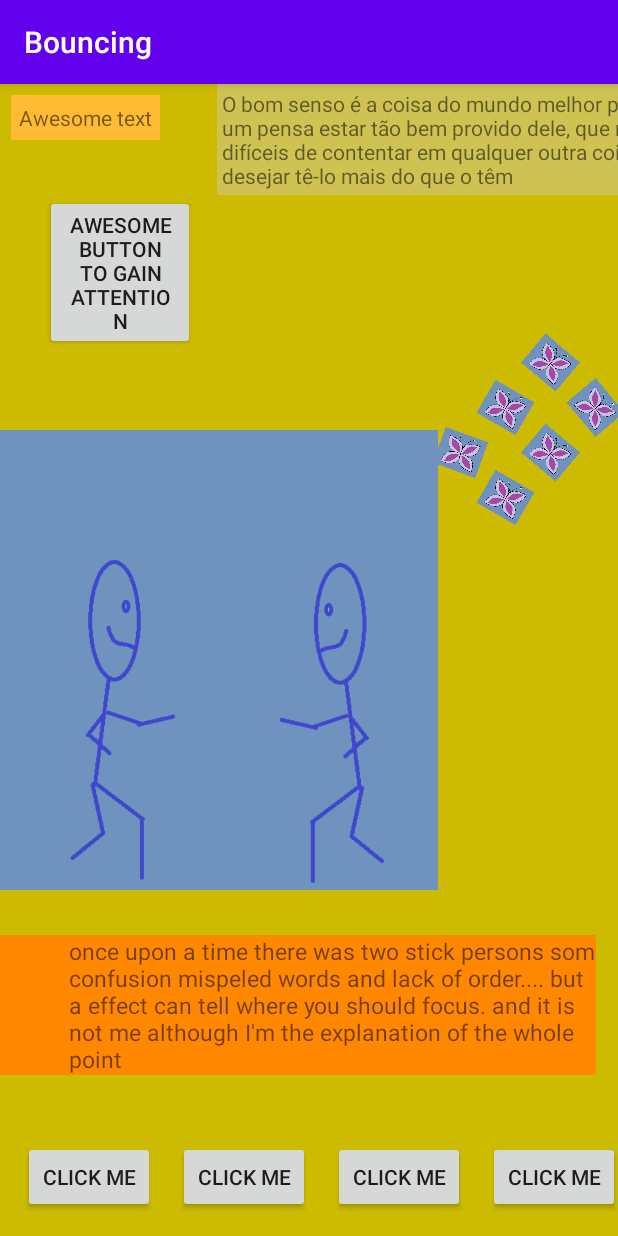
After one commit to elihimas/orchestra, an Android app: the BouncingButtonExampleActivity screen opened directly, with no data from a screen before it, on a phone screen of 412 x 824 dp. The commit adds this screen. Run offline under Robolectric (Android 15) with nearby library versions, the phone set to English and light mode, and no system bars.

Commit message:
- Implemented bounce animation (with animate and wait to bounce again) - Implemented bounce example - Created an object to describe configurations (OrchestraConfiguration.kt)  - added bounce configuration  - added general animation configuration - Organized strings.xml file

```diff
--- a/app/src/main/AndroidManifest.xml
+++ b/app/src/main/AndroidManifest.xml
@@ -9,6 +9,9 @@
         android:roundIcon="@mipmap/ic_launcher_round"
         android:supportsRtl="true"
         android:theme="@style/AppTheme">
+        <activity
+            android:name=".activities.BouncingButtonExampleActivity"
+            android:label="@string/bouncing" />
         <activity
             android:name=".activities.CenteredImageActivity"
             android:label="@string/translate" />
--- a/app/src/main/java/com/elihimas/orchestra/Actions.kt
+++ b/app/src/main/java/com/elihimas/orchestra/Actions.kt
@@ -55,9 +55,11 @@ private fun Animator.addEndListener(block: (Animator?) -> Unit?) {
     })
 }
 
-abstract class Action(var duration: Long = 2600L, var spacing: Long = 0) {
+abstract class Action(var duration: Long = OrchestraConfiguration.General.duration,
+                      var spacing: Long = OrchestraConfiguration.General.spacing) {
     open fun runAnimation(view: View, endAction: Runnable?) {
         beforeAnimation(view)
+
         addAnimation(view, view.animate().also {
             it.withEndAction(endAction)
                     .setDuration(duration)
@@ -158,6 +160,7 @@ class SlideAction(private val direction: Direction, private val reverseAnimation
                 }
                 endAction?.run()
             }
+
             this.duration = this@SlideAction.duration
         }
         animator.start()
@@ -165,7 +168,6 @@ class SlideAction(private val direction: Direction, private val reverseAnimation
 
 
     override fun addAnimation(view: View, animation: ViewPropertyAnimator) {
-
         //nothing to do
     }
 }
--- /dev/null
+++ b/app/src/main/java/com/elihimas/orchestra/OrchestraConfiguration.kt
@@ -0,0 +1,18 @@
+package com.elihimas.orchestra
+
+object OrchestraConfiguration {
+    object General {
+        var spacing = 0L
+        var duration = 2600L
+    }
+
+    object AnimateAndWaitDuration {
+        var animationDuration = 1000L
+        val waitDuration = 0L
+    }
+
+    object Bounce {
+        var startDelay = 1500L
+        var height = R.dimen.bounce_height
+    }
+}
--- a/app/src/main/java/com/elihimas/orchestra/RecyclerConfiguration.kt
+++ b/app/src/main/java/com/elihimas/orchestra/RecyclerConfiguration.kt
@@ -4,7 +4,7 @@ import androidx.recyclerview.widget.RecyclerView
 
 class RecyclerConfiguration(recyclerView: RecyclerView) {
 
-    //TODO handle slide apper
+    //TODO handle slide appear
     fun slideAppear() {
 
     }
--- a/app/src/main/java/com/elihimas/orchestra/SetupActions.kt
+++ b/app/src/main/java/com/elihimas/orchestra/SetupActions.kt
@@ -1,6 +1,14 @@
 package com.elihimas.orchestra
 
+import android.animation.ObjectAnimator
+import android.animation.ValueAnimator
 import android.view.View
+import android.view.animation.BaseInterpolator
+import android.view.animation.BounceInterpolator
+import android.view.animation.Interpolator
+import androidx.annotation.DimenRes
+import androidx.annotation.IdRes
+
 
 abstract class SetupAction {
     fun runSetup(views: Array<out View>) {
@@ -33,3 +41,54 @@ class InvisibleAction() : SetupAction() {
     }
 
 }
+
+data class WaitAnimateDuration(val animationDuration: Long = OrchestraConfiguration.AnimateAndWaitDuration.animationDuration,
+                               val waitDuration: Long = OrchestraConfiguration.AnimateAndWaitDuration.waitDuration)
+
+class BounceAction(var duration: WaitAnimateDuration = WaitAnimateDuration(),
+                   var startDelay: Long = OrchestraConfiguration.Bounce.startDelay,
+                   @DimenRes var heightResId: Int = OrchestraConfiguration.Bounce.height,
+                   var bounceHeight: Float? = null) : SetupAction() {
+
+    override fun runSetup(view: View) {
+        val bounceHeight = this.bounceHeight ?: view.context.resources.getDimension(heightResId);
+        val animator = ObjectAnimator.ofFloat(view, "translationY", 0f, bounceHeight, 0f)
+        animator.duration = duration.animationDuration + duration.waitDuration
+
+        animator.interpolator = AnimateWaitInterpolator(duration, BounceInterpolator())
+        animator.repeatCount = ValueAnimator.INFINITE
+        animator.startDelay = startDelay
+        animator.start()
+    }
+
+    class AnimateWaitInterpolator(duration: WaitAnimateDuration, private val interpolator: Interpolator) : BaseInterpolator() {
+
+        private val animationDuration: Float
+        private val multiplier: Float
+
+        init {
+            val totalDuration = duration.animationDuration + duration.waitDuration
+
+            animationDuration = duration.animationDuration.toFloat() / totalDuration
+            multiplier = 1 / animationDuration
+        }
+
+        override fun getInterpolation(input: Float): Float {
+            if (input >= animationDuration) {
+                return 0f
+            }
+
+            val interpolatorInput = input * multiplier
+            return interpolator.getInterpolation(interpolatorInput)
+        }
+
+    }
+
+}
+
+class OnClick(private val onClickListener: View.OnClickListener) : SetupAction() {
+    override fun runSetup(view: View) {
+        view.setOnClickListener(onClickListener)
+    }
+
+}
--- a/app/src/main/java/com/elihimas/orchestra/SetupContext.kt
+++ b/app/src/main/java/com/elihimas/orchestra/SetupContext.kt
@@ -35,6 +35,18 @@ class SetupReference(private vararg val views: View) {
 
     fun invisible() = add(InvisibleAction())
 
+    fun bounce() = add(BounceAction())
+    fun bounce(config: BounceAction.() -> Unit): SetupReference {
+        with(BounceAction()) {
+            add(this)
+            config.invoke(this)
+        }
+
+        return this
+    }
+
+    fun onClick(onClickListener: View.OnClickListener) = add(OnClick(onClickListener))
+
     fun runSetup() {
         actions.forEach {
             it.runSetup(views)
--- /dev/null
+++ b/app/src/main/java/com/elihimas/orchestra/activities/BouncingButtonExampleActivity.kt
@@ -0,0 +1,37 @@
+package com.elihimas.orchestra.activities
+
+import androidx.appcompat.app.AppCompatActivity
+import android.os.Bundle
+import android.widget.Toast
+import com.elihimas.orchestra.Orchestra
+import com.elihimas.orchestra.R
+import com.elihimas.orchestra.WaitAnimateDuration
+import kotlinx.android.synthetic.main.activity_boucing_button_example.*
+
+class BouncingButtonExampleActivity : AppCompatActivity() {
+
+    override fun onCreate(savedInstanceState: Bundle?) {
+        super.onCreate(savedInstanceState)
+        setContentView(R.layout.activity_boucing_button_example)
+
+        init()
+    }
+
+    private fun init() {
+        Orchestra.setup {
+            on(clickButton1)
+                    .bounce {
+                        duration = WaitAnimateDuration(1000, 1500)
+                    }
+                    .onClick {
+                        buttonClicked()
+                    }
+        }
+    }
+
+    private fun buttonClicked() {
+        Toast
+                .makeText(this@BouncingButtonExampleActivity, R.string.at_last_message, Toast.LENGTH_LONG)
+                .show()
+    }
+}
--- a/app/src/main/java/com/elihimas/orchestra/activities/adapers/ExamplesAdapter.kt
+++ b/app/src/main/java/com/elihimas/orchestra/activities/adapers/ExamplesAdapter.kt
@@ -7,7 +7,7 @@ import android.widget.TextView
 import androidx.recyclerview.widget.RecyclerView
 import com.elihimas.orchestra.R
 import com.elihimas.orchestra.model.Examples
-import com.elihimas.orchestra.model.Resources
+import com.elihimas.orchestra.model.ResourcesMapper
 import kotlinx.android.synthetic.main.option_row.view.*
 
 class ClickListener(private val recyclerView: RecyclerView, private val itemSelectedListener: ItemSelectedListener) : View.OnClickListener {
@@ -39,7 +39,7 @@ class ExamplesAdapter(recyclerView: RecyclerView, itemSelectedListener: ItemSele
     override fun onBindViewHolder(holder: ExamplesHolder, position: Int) {
         val example = Examples.values()[position]
 
-        holder.nameText.setText(Resources.fetchExampleName(example))
+        holder.nameText.setText(ResourcesMapper.mapExampleName(example))
     }
 
 }
--- a/app/src/main/java/com/elihimas/orchestra/model/Examples.kt
+++ b/app/src/main/java/com/elihimas/orchestra/model/Examples.kt
@@ -9,6 +9,8 @@ enum class Examples {
     SlideOut,
     CircularReveal,
 
+    Bouncing,
+
     ConstrainsLayout,
     CoordinatorLayout,
     Form,
--- a/app/src/main/java/com/elihimas/orchestra/model/Resources.kt
+++ b/app/src/main/java/com/elihimas/orchestra/model/ResourcesMapper.kt
@@ -2,14 +2,15 @@ package com.elihimas.orchestra.model
 
 import com.elihimas.orchestra.R
 
-object Resources {
-    fun fetchExampleName(example: Examples) = when (example) {
+object ResourcesMapper {
+    fun mapExampleName(example: Examples) = when (example) {
         Examples.FadeIn -> R.string.fade_in
         Examples.FadeOut -> R.string.fade_out
         Examples.Translate -> R.string.translate
         Examples.Scale -> R.string.scale
         Examples.Slide -> R.string.slide
         Examples.SlideOut -> R.string.slide_out
+        Examples.Bouncing -> R.string.bouncing
         Examples.CircularReveal -> R.string.circular_reveal
         Examples.ConstrainsLayout -> R.string.constrains_layout
         Examples.CoordinatorLayout -> R.string.coordinator_layout
--- a/app/src/main/java/com/elihimas/orchestra/usecases/ExampleStarter.kt
+++ b/app/src/main/java/com/elihimas/orchestra/usecases/ExampleStarter.kt
@@ -13,6 +13,7 @@ class ExampleStarter(private val context: Context) {
             Examples.Slide, Examples.SlideOut, Examples.Translate,
             Examples.CircularReveal -> null
 
+            Examples.Bouncing -> BouncingButtonExampleActivity::class.java
             Examples.CoordinatorLayout -> CoordinatorExampleActivity::class.java
             Examples.ConstrainsLayout -> ConstrainsExampleActivity::class.java
             Examples.Form -> FormExampleActivity::class.java
--- /dev/null
+++ b/app/src/main/res/layout/activity_boucing_button_example.xml
@@ -0,0 +1,183 @@
+<?xml version="1.0" encoding="utf-8"?>
+<androidx.constraintlayout.widget.ConstraintLayout xmlns:android="http://schemas.android.com/apk/res/android"
+    xmlns:app="http://schemas.android.com/apk/res-auto"
+    xmlns:tools="http://schemas.android.com/tools"
+    android:layout_width="match_parent"
+    android:layout_height="match_parent"
+    android:background="#ccbb00"
+    tools:context=".activities.BouncingButtonExampleActivity">
+
+    <androidx.constraintlayout.widget.Guideline
+        android:id="@+id/horizontal30"
+        android:layout_width="wrap_content"
+        android:layout_height="wrap_content"
+        android:orientation="horizontal"
+        app:layout_constraintGuide_percent="0.3" />
+
+    <androidx.constraintlayout.widget.Guideline
+        android:id="@+id/horizontal70"
+        android:layout_width="wrap_content"
+        android:layout_height="wrap_content"
+        android:orientation="horizontal"
+        app:layout_constraintGuide_percent="0.7" />
+
+    <androidx.constraintlayout.widget.Guideline
+        android:id="@+id/vertical70"
+        android:layout_width="wrap_content"
+        android:layout_height="wrap_content"
+        android:orientation="vertical"
+        app:layout_constraintGuide_percent="0.7" />
+
+    <TextView
+        android:layout_width="wrap_content"
+        android:layout_height="wrap_content"
+        android:layout_margin="7dp"
+        android:background="@android:color/holo_orange_light"
+        android:padding="5dp"
+        android:text="@string/awesome_text"
+        app:layout_constraintLeft_toLeftOf="parent"
+        app:layout_constraintTop_toTopOf="parent" />
+
+    <ImageView
+        android:id="@+id/butterflyImage1"
+        android:layout_width="30dp"
+        android:layout_height="30dp"
+        android:rotation="50"
+        android:src="@drawable/butterfly"
+        app:layout_constraintBottom_toTopOf="@id/horizontal30"
+        app:layout_constraintRight_toRightOf="parent" />
+
+    <ImageView
+        android:id="@+id/butterflyImage2"
+        android:layout_width="30dp"
+        android:layout_height="30dp"
+        android:rotation="40"
+        android:src="@drawable/butterfly"
+        app:layout_constraintRight_toLeftOf="@id/butterflyImage1"
+        app:layout_constraintTop_toBottomOf="@id/butterflyImage1" />
+
+    <ImageView
+        android:id="@+id/butterflyImage3"
+        android:layout_width="30dp"
+        android:layout_height="30dp"
+        android:rotation="30"
+        android:src="@drawable/butterfly"
+        app:layout_constraintRight_toLeftOf="@id/butterflyImage2"
+        app:layout_constraintTop_toBottomOf="@id/butterflyImage2" />
+
+    <ImageView
+        android:id="@+id/butterflyImage4"
+        android:layout_width="30dp"
+        android:layout_height="30dp"
+        android:rotation="20"
+        android:src="@drawable/butterfly"
+        app:layout_constraintRight_toLeftOf="@id/butterflyImage3"
+        app:layout_constraintTop_toBottomOf="@id/horizontal30" />
+
+    <ImageView
+        android:id="@+id/butterflyImage5"
+        android:layout_width="30dp"
+        android:layout_height="30dp"
+        android:rotation="30"
+        android:src="@drawable/butterfly"
+        app:layout_constraintBottom_toTopOf="@id/butterflyImage4"
+        app:layout_constraintLeft_toRightOf="@id/butterflyImage4" />
+
+    <ImageView
+        android:id="@+id/butterflyImage6"
+        android:layout_width="30dp"
+        android:layout_height="30dp"
+        android:rotation="40"
+        android:src="@drawable/butterfly"
+        app:layout_constraintBottom_toTopOf="@id/butterflyImage5"
+        app:layout_constraintLeft_toRightOf="@id/butterflyImage5" />
+
+    <TextView
+        android:id="@+id/longQuoteText"
+        android:layout_width="wrap_content"
+        android:layout_height="wrap_content"
+        android:background="#66cccccc"
+        android:padding="3dp"
+        android:text="@string/long_quote"
+        android:textSize="14sp"
+        app:layout_constraintLeft_toRightOf="@id/vertical70"
+        app:layout_constraintRight_toRightOf="parent"
+        app:layout_constraintTop_toTopOf="parent" />
+
+    <Button
+        android:layout_width="100dp"
+        android:layout_height="wrap_content"
+        android:layout_marginHorizontal="30dp"
+        android:text="@string/awesome_button"
+        app:layout_constraintLeft_toLeftOf="parent"
+        app:layout_constraintTop_toBottomOf="@id/longQuoteText" />
+
+    <ImageView
+        android:id="@+id/twoStickPersons"
+        android:layout_width="0dp"
+        android:layout_height="0dp"
+        android:scaleType="fitXY"
+        android:src="@drawable/two_stick_persons"
+        app:layout_constraintBottom_toBottomOf="@id/horizontal70"
+        app:layout_constraintLeft_toLeftOf="parent"
+        app:layout_constraintRight_toLeftOf="@id/butterflyImage4"
+        app:layout_constraintTop_toTopOf="@id/horizontal30" />
+
+    <TextView
+        android:layout_width="wrap_content"
+        android:layout_height="wrap_content"
+        android:layout_marginTop="30dp"
+        android:background="@android:color/holo_orange_dark"
+        android:paddingLeft="60dp"
+        android:text="@string/bouncing_rationale"
+        android:textSize="15sp"
+        app:layout_constraintLeft_toLeftOf="parent"
+        app:layout_constraintRight_toRightOf="@id/butterflyImage2"
+        app:layout_constraintTop_toBottomOf="@id/twoStickPersons" />
+
+    <Button
+        android:id="@+id/clickButton1"
+        android:layout_width="wrap_content"
+        android:layout_height="wrap_content"
+        android:layout_margin="15dp"
+        android:text="click me"
+        app:layout_constraintBottom_toBottomOf="parent"
+        app:layout_constraintLeft_toLeftOf="parent" />
+
+
+    <Button
+        android:id="@+id/clickButton2"
+        android:layout_width="wrap_content"
+        android:layout_height="wrap_content"
+        android:layout_margin="15dp"
+        android:text="click me"
+        app:layout_constraintBottom_toBottomOf="parent"
+        app:layout_constraintLeft_toRightOf="@id/clickButton1" />
+
+    <Button
+        android:id="@+id/clickButton3"
+        android:layout_width="wrap_content"
+        android:layout_height="wrap_content"
+        android:layout_margin="15dp"
+        android:text="click me"
+        app:layout_constraintBottom_toBottomOf="parent"
+        app:layout_constraintLeft_toRightOf="@id/clickButton2" />
+
+    <Button
+        android:id="@+id/clickButton4"
+        android:layout_width="wrap_content"
+        android:layout_height="wrap_content"
+        android:layout_margin="15dp"
+        android:text="click me"
+        app:layout_constraintBottom_toBottomOf="parent"
+        app:layout_constraintLeft_toRightOf="@id/clickButton3" />
+
+    <Button
+        android:id="@+id/clickButton5"
+        android:layout_width="wrap_content"
+        android:layout_height="wrap_content"
+        android:layout_margin="15dp"
+        android:text="click me"
+        app:layout_constraintBottom_toBottomOf="parent"
+        app:layout_constraintLeft_toRightOf="@id/clickButton4" />
+</androidx.constraintlayout.widget.ConstraintLayout>
--- a/app/src/main/res/values/dimens.xml
+++ b/app/src/main/res/values/dimens.xml
@@ -1,4 +1,6 @@
 <?xml version="1.0" encoding="utf-8"?>
 <resources>
     <dimen name="butterfly_margin">30dp</dimen>
+
+    <dimen name="bounce_height">-4dp</dimen>
 </resources>
--- a/app/src/main/res/values/strings.xml
+++ b/app/src/main/res/values/strings.xml
@@ -1,29 +1,46 @@
 <resources>
     <string name="app_name">Orchestra</string>
+
+    <!--    examples-->
     <string name="examples_title">Examples</string>
 
     <string name="fade_in">Fade in</string>
     <string name="fade_out">Fade out</string>
     <string name="translate">Translate</string>
     <string name="scale">Scale</string>
-    <string name="direction">Direction</string>
+    <string name="slide">Slide</string>
+    <string name="slide_out">Slide out</string>
+    <string name="circular_reveal">Circular reveal</string>
+    <string name="bouncing">Bouncing</string>
+    <string name="constrains_layout">Constrains layout</string>
     <string name="coordinator_layout">Coordinator layout</string>
     <string name="form">Form</string>
 
+    <!--    examples-->
+
+    <!--    animation configuration-->
     <string name="duration">Duration</string>
     <string name="initial_alpha">Initial alpha</string>
     <string name="final_alpha">Final alpha</string>
+    <string name="direction">Direction</string>
     <string name="animate">Animate</string>
-    <string name="slide">Slide</string>
-    <string name="slide_out">Slide out</string>
-    <string name="constrains_layout">Constrains layout</string>
-    <string name="awesome_butterfly">Awesome butterfly</string>
-
-    <string name="lorem">Lorem ipsum dolor sit amet, consectetur adipiscing elit, sed do eiusmod tempor incididunt ut labore et dolore magna aliqua. Ut enim ad minim veniam, quis nostrud exercitation ullamco laboris nisi ut aliquip ex ea commodo consequat. Duis aute irure dolor in reprehenderit in voluptate velit esse cillum dolore eu fugiat nulla pariatur. Excepteur sint occaecat cupidatat non proident, sunt in culpa qui officia deserunt mollit anim id est laborum.</string>
-    <string name="circular_reveal">Circular reveal</string>
-    <string name="constrains_layout_hint">Touch the image to animate</string>
     <string name="direction_up">Up</string>
     <string name="direction_down">Down</string>
     <string name="direction_left">Left</string>
     <string name="direction_right">Right</string>
+    <!--    animation configuration-->
+
+    <!--    constrains example-->
+    <string name="constrains_layout_hint">Touch the image to animate</string>
+    <string name="awesome_butterfly">Awesome butterfly</string>
+    <string name="lorem">Lorem ipsum dolor sit amet, consectetur adipiscing elit, sed do eiusmod tempor incididunt ut labore et dolore magna aliqua. Ut enim ad minim veniam, quis nostrud exercitation ullamco laboris nisi ut aliquip ex ea commodo consequat. Duis aute irure dolor in reprehenderit in voluptate velit esse cillum dolore eu fugiat nulla pariatur. Excepteur sint occaecat cupidatat non proident, sunt in culpa qui officia deserunt mollit anim id est laborum.</string>
+    <!--    constrains example-->
+
+    <!--    bouncing example-->
+    <string name="awesome_text">Awesome text</string>
+    <string name="awesome_button">Awesome button to gain attention</string>
+    <string name="long_quote">O bom senso é a coisa do mundo melhor partilhada, pois cada um pensa estar tão bem provido dele, que mesmo os mais difíceis de contentar em qualquer outra coisa não costumam desejar tê-lo mais do que o têm</string>
+    <string name="bouncing_rationale">once upon a time there was two stick persons som confusion mispeled words and lack of order.... but a effect can tell where you should focus. and it is not me although I\'m the explanation of the whole point</string>
+    <string name="at_last_message">At last!!</string>
+    <!--    bouncing example-->
 </resources>
```
Also changed, not shown: app/src/main/res/drawable/two_stick_persons.png (added).
